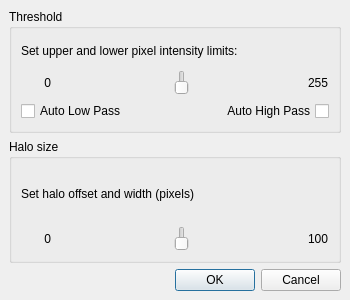
First picture: the form in SegmentationPlugins/ui/halo.ui, repository erikor/Imagine, before the edit.
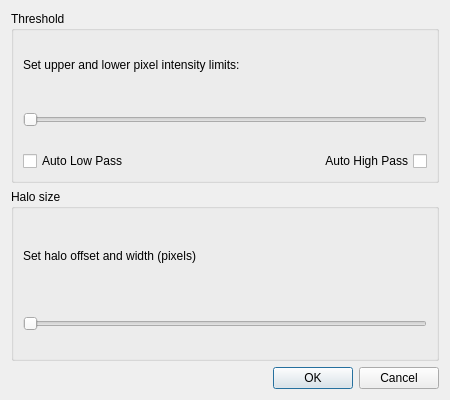
Second picture: the form after the edit. Custom widgets are drawn as their Qt base class.

Patch:
```diff
--- a/SegmentationPlugins/ui/halo.ui
+++ b/SegmentationPlugins/ui/halo.ui
@@ -1,48 +1,36 @@
 <ui version="4.0" >
  <class>Halo</class>
- <widget class="QDialog" name="Halo" >
-  <property name="geometry" >
+ <widget class="QDialog" name="Halo">
+  <property name="geometry">
    <rect>
     <x>0</x>
     <y>0</y>
-    <width>350</width>
-    <height>300</height>
+    <width>450</width>
+    <height>400</height>
    </rect>
   </property>
-  <property name="minimumSize" >
+  <property name="minimumSize">
    <size>
-    <width>350</width>
-    <height>300</height>
+    <width>450</width>
+    <height>400</height>
    </size>
   </property>
-  <property name="maximumSize" >
+  <property name="maximumSize">
    <size>
-    <width>350</width>
-    <height>300</height>
+    <width>450</width>
+    <height>400</height>
    </size>
   </property>
   <property name="windowTitle" >
    <string>Band pass filter settings</string>
   </property>
-  <layout class="QVBoxLayout" >
-   <property name="margin" >
-    <number>9</number>
-   </property>
-   <property name="spacing" >
-    <number>6</number>
-   </property>
+  <layout class="QVBoxLayout">
    <item>
     <widget class="QGroupBox" name="groupBox" >
      <property name="title" >
       <string>Threshold</string>
      </property>
-     <layout class="QVBoxLayout" >
-      <property name="margin" >
-       <number>9</number>
-      </property>
-      <property name="spacing" >
-       <number>6</number>
-      </property>
+     <layout class="QVBoxLayout">
       <item>
        <widget class="QLabel" name="label" >
         <property name="text" >
@@ -51,41 +39,25 @@
        </widget>
       </item>
       <item>
-       <layout class="QHBoxLayout" >
-        <property name="margin" >
-         <number>0</number>
-        </property>
-        <property name="spacing" >
-         <number>6</number>
-        </property>
+       <layout class="QHBoxLayout">
         <item>
-         <widget class="QLabel" name="min" >
-          <property name="minimumSize" >
-           <size>
-            <width>30</width>
-            <height>0</height>
-           </size>
+         <widget class="DoubleSlider" name="thresholdSlider">
+          <property name="sizePolicy">
+           <sizepolicy hsizetype="Expanding" vsizetype="Expanding">
+            <horstretch>0</horstretch>
+            <verstretch>0</verstretch>
+           </sizepolicy>
           </property>
-          <property name="text" >
-           <string>0</string>
-          </property>
-          <property name="alignment" >
-           <set>Qt::AlignRight|Qt::AlignTrailing|Qt::AlignVCenter</set>
-          </property>
-         </widget>
-        </item>
-        <item>
-         <widget class="DoubleSlider" name="thresholdSlider" >
-          <property name="minimumSize" >
+          <property name="minimumSize">
            <size>
             <width>250</width>
-            <height>25</height>
+            <height>50</height>
            </size>
           </property>
-          <property name="maximumSize" >
+          <property name="maximumSize">
            <size>
             <width>16777215</width>
-            <height>25</height>
+            <height>50</height>
            </size>
           </property>
           <property name="toolTip" >
@@ -94,28 +66,15 @@
           <property name="whatsThis" >
            <string>Allows setting min and max values on 1 slider</string>
           </property>
-          <property name="orientation" >
-           <enum>Qt::Vertical</enum>
-          </property>
-         </widget>
-        </item>
-        <item>
-         <widget class="QLabel" name="max" >
-          <property name="text" >
-           <string>255</string>
+          <property name="orientation">
+           <enum>Qt::Horizontal</enum>
           </property>
          </widget>
         </item>
        </layout>
       </item>
       <item>
-       <layout class="QHBoxLayout" >
-        <property name="margin" >
-         <number>0</number>
-        </property>
-        <property name="spacing" >
-         <number>6</number>
-        </property>
+       <layout class="QHBoxLayout">
         <item>
          <widget class="QCheckBox" name="autoLow" >
           <property name="layoutDirection" >
@@ -146,13 +105,7 @@
      <property name="title" >
       <string>Halo size</string>
      </property>
-     <layout class="QVBoxLayout" >
-      <property name="margin" >
-       <number>9</number>
-      </property>
-      <property name="spacing" >
-       <number>6</number>
-      </property>
+     <layout class="QVBoxLayout">
       <item>
        <widget class="QLabel" name="label_2" >
         <property name="text" >
@@ -161,41 +114,25 @@
        </widget>
       </item>
       <item>
-       <layout class="QHBoxLayout" >
-        <property name="margin" >
-         <number>0</number>
-        </property>
-        <property name="spacing" >
-         <number>6</number>
-        </property>
+       <layout class="QHBoxLayout">
         <item>
-         <widget class="QLabel" name="min_2" >
-          <property name="minimumSize" >
-           <size>
-            <width>30</width>
-            <height>0</height>
-           </size>
+         <widget class="DoubleSlider" name="haloSlider">
+          <property name="sizePolicy">
+           <sizepolicy hsizetype="Expanding" vsizetype="Expanding">
+            <horstretch>0</horstretch>
+            <verstretch>0</verstretch>
+           </sizepolicy>
           </property>
-          <property name="text" >
-           <string>0</string>
-          </property>
-          <property name="alignment" >
-           <set>Qt::AlignRight|Qt::AlignTrailing|Qt::AlignVCenter</set>
-          </property>
-         </widget>
-        </item>
-        <item>
-         <widget class="DoubleSlider" name="haloSlider" >
-          <property name="minimumSize" >
+          <property name="minimumSize">
            <size>
             <width>250</width>
-            <height>25</height>
+            <height>50</height>
            </size>
           </property>
-          <property name="maximumSize" >
+          <property name="maximumSize">
            <size>
             <width>16777215</width>
-            <height>25</height>
+            <height>50</height>
            </size>
           </property>
           <property name="toolTip" >
@@ -204,15 +141,8 @@
           <property name="whatsThis" >
            <string>Allows setting min and max values on 1 slider</string>
           </property>
-          <property name="orientation" >
-           <enum>Qt::Vertical</enum>
-          </property>
-         </widget>
-        </item>
-        <item>
-         <widget class="QLabel" name="max_2" >
-          <property name="text" >
-           <string>100</string>
+          <property name="orientation">
+           <enum>Qt::Horizontal</enum>
           </property>
          </widget>
         </item>
@@ -226,8 +156,8 @@
      <property name="orientation" >
       <enum>Qt::Horizontal</enum>
      </property>
-     <property name="standardButtons" >
-      <set>QDialogButtonBox::Cancel|QDialogButtonBox::NoButton|QDialogButtonBox::Ok</set>
+     <property name="standardButtons">
+      <set>QDialogButtonBox::Cancel|QDialogButtonBox::Ok</set>
      </property>
     </widget>
    </item>
```
Left out of the diff: 53 changed lines with no effect on the pictures.
